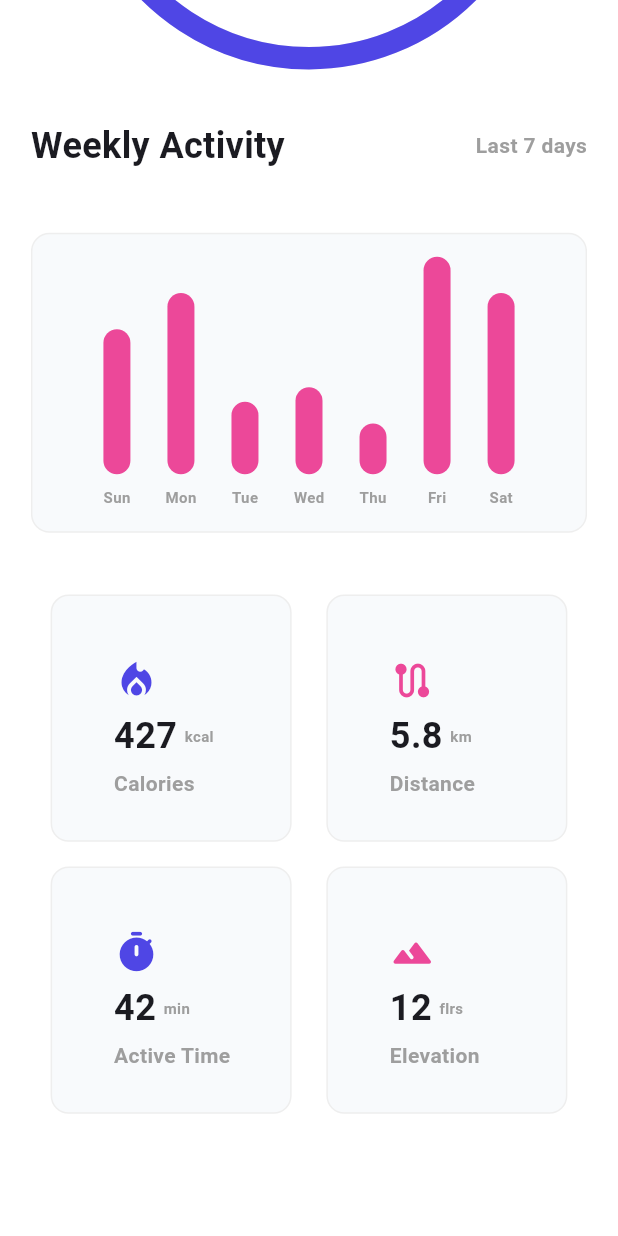
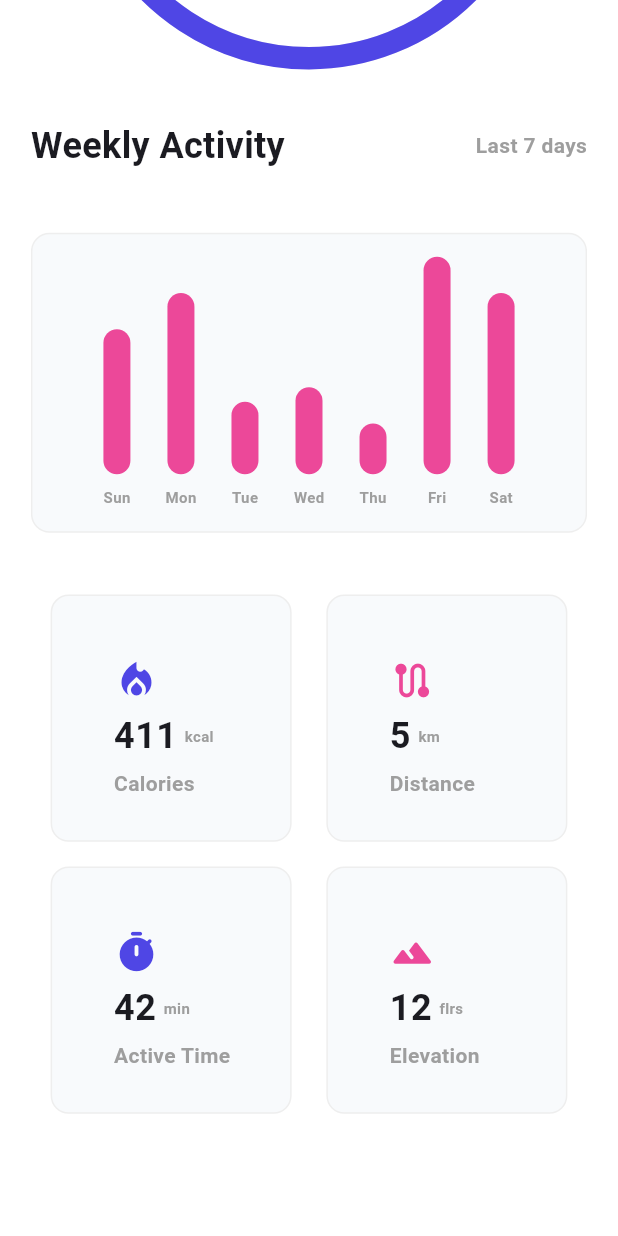
Before and after one commit to FadiAToumeh/stride_forward, a Flutter app: the HomeScreen screen opened directly, scrolled down 377 dp, on a phone screen of 412 x 824 dp. Run offline on Flutter 3.47's test engine with Material 3 defaults, Android fonts, the phone set to English and light mode, and no system bars; drawn by our look-alikes of fl_chart; our stand-ins replace shared_preferences; missing offline and left inert: dart:ffi; accounts and stored records are empty.

Commit message:
added some calculation methods

```diff
--- a/lib/main.dart
+++ b/lib/main.dart
@@ -19,7 +19,7 @@ class MyApp extends StatelessWidget {
       theme: ThemeData(
         colorScheme: .fromSeed(seedColor: AppColors.primary),
       ),
-      home: const HistorySceen(),
+      home: const HomeScreen(),
     );
   }
 }
--- a/lib/screens/history_screen.dart
+++ b/lib/screens/history_screen.dart
@@ -86,6 +86,7 @@ class HistorySceen extends StatelessWidget {
                     ),
                   ],
                 ),
+                // activity column
                 Column(
                   spacing: 10,
                   children: [
--- a/lib/screens/home_screen.dart
+++ b/lib/screens/home_screen.dart
@@ -2,12 +2,14 @@ import 'package:fl_chart/fl_chart.dart';
 import 'package:flutter/material.dart';
 import 'package:stride_forward/constants/app_theme.dart';
 import 'package:intl/intl.dart';
+import 'package:stride_forward/services/steps_service.dart';
 
 class HomeScreen extends StatelessWidget {
   const HomeScreen({super.key});
 
   @override
   Widget build(BuildContext context) {
+    StepsService stepsService = StepsService();
     final String name = 'Fadi';
     final int currentNumOfSteps = 8220;
     final int goal = 12000;
@@ -55,9 +57,7 @@ class HomeScreen extends StatelessWidget {
                     decoration: BoxDecoration(
                       borderRadius: .circular(12.5),
                       color: AppColors.surface,
-                      border: Border.all(
-                        color: Colors.grey[200]!,
-                      )
+                      border: Border.all(color: Colors.grey[200]!),
                     ),
                     height: 200,
                     width: double.infinity,
@@ -77,7 +77,7 @@ class HomeScreen extends StatelessWidget {
                         color: AppColors.primary,
                       ),
                       name: 'Calories',
-                      number: '427',
+                      number: stepsService.calculateCalories(currentNumOfSteps).toString(),
                       unit: 'kcal',
                     ),
                     _buildContainer(
@@ -88,7 +88,7 @@ class HomeScreen extends StatelessWidget {
                         color: AppColors.secondary,
                       ),
                       name: 'Distance',
-                      number: '5.8',
+                      number:stepsService.calculateDistance(currentNumOfSteps).toString(),
                       unit: 'km',
                     ),
                   ],
@@ -142,10 +142,7 @@ class HomeScreen extends StatelessWidget {
       height: MediaQuery.sizeOf(context).height * 0.2,
       width: MediaQuery.sizeOf(context).height * 0.195,
       decoration: BoxDecoration(
-        border: Border.all(
-          color: Colors.grey[200]!,
-
-        ),
+        border: Border.all(color: Colors.grey[200]!),
         color: AppColors.surface,
         borderRadius: .circular(12),
       ),
@@ -189,7 +186,7 @@ class WeeklyChart extends StatelessWidget {
   @override
   Widget build(BuildContext context) {
     return Padding(
-      padding: EdgeInsets.symmetric(horizontal: 20,),
+      padding: EdgeInsets.symmetric(horizontal: 20),
       child: BarChart(
         BarChartData(
           titlesData: FlTitlesData(
@@ -214,7 +211,12 @@ class WeeklyChart extends StatelessWidget {
                   if (index >= 0 && index < labels.length) {
                     return SideTitleWidget(
                       meta: meta,
-                      child: Text(labels[index], style: AppTypgraphy.labelSmall.copyWith(color: Colors.grey),),
+                      child: Text(
+                        labels[index],
+                        style: AppTypgraphy.labelSmall.copyWith(
+                          color: Colors.grey,
+                        ),
+                      ),
                     );
                   }
                   return const SizedBox();
--- /dev/null
+++ b/lib/services/steps_service.dart
@@ -0,0 +1,27 @@
+import 'dart:ffi';
+
+import 'package:shared_preferences/shared_preferences.dart';
+
+class StepsService {
+  int calculateDistance(int steps) {
+    // SharedPreferences prefs = await SharedPreferences.getInstance();
+    // int steps = prefs.getInt('steps') ?? 0;
+    double distance = steps.toDouble() * 0.0007;
+    return distance.toInt();
+  }
+
+  Future<int> getSteps() async {
+    SharedPreferences prefs = await SharedPreferences.getInstance();
+    return prefs.getInt('steps') ?? 0;
+  }
+
+  void saveSteps(int steps) async {
+    SharedPreferences prefs = await SharedPreferences.getInstance();
+    prefs.setInt('steps', steps);
+  }
+
+  int calculateCalories(int steps) {
+    double caloriesBurned = steps * 0.05;
+    return caloriesBurned.toInt();
+  }
+}
--- a/pubspec.yaml
+++ b/pubspec.yaml
@@ -39,6 +39,7 @@ dependencies:
   shared_preferences: ^2.5.5
   intl: ^0.20.3
   fl_chart: ^1.2.0
+  pedometer: ^4.2.0
 
 dev_dependencies:
   flutter_test:
```
Also changed, not shown: pubspec.lock.
